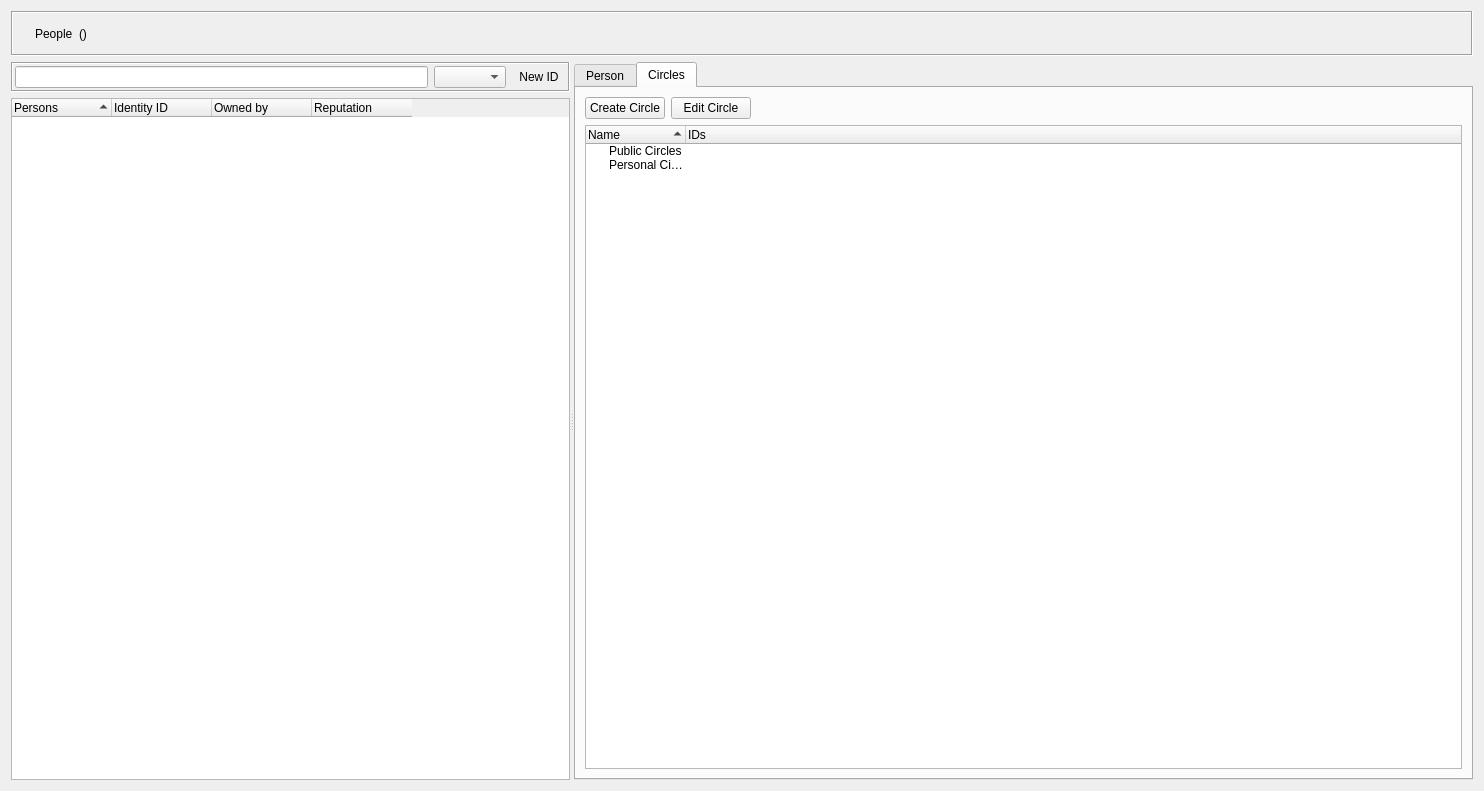
The window that retroshare-gui/src/gui/Identity/IdDialog.ui (RetroShare/RetroShare) describes before a commit, drawn with Qt 5.
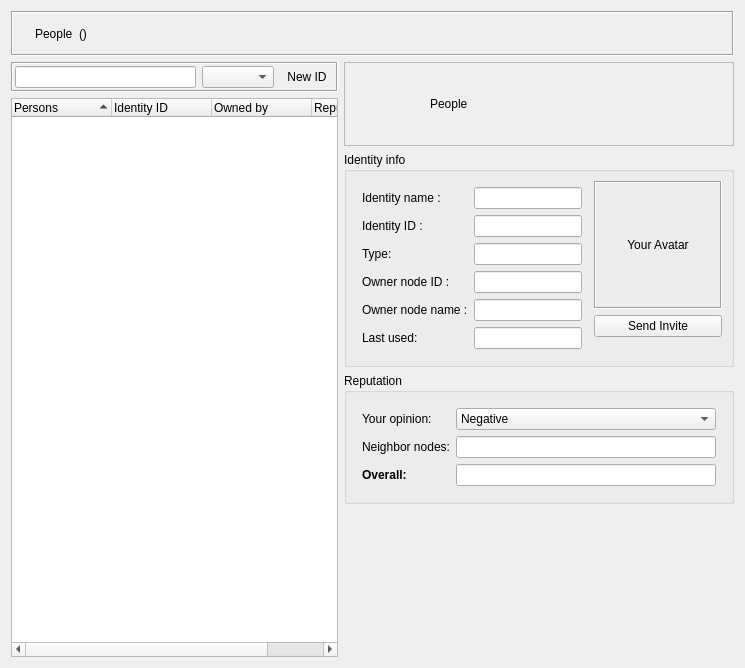
The same window after the commit. The open tabs and pages were chosen to show the change. Icons and pictures are not drawn. Custom widgets are drawn as their Qt base class.

Commit message: removed circles tab from IdDialog. Came from a difficult manual merging between dos and unix encoded files

What changed in the file:
```diff
--- a/retroshare-gui/src/gui/Identity/IdDialog.ui
+++ b/retroshare-gui/src/gui/Identity/IdDialog.ui
@@ -6,8 +6,8 @@
    <rect>
     <x>0</x>
     <y>0</y>
-    <width>1484</width>
-    <height>791</height>
+    <width>745</width>
+    <height>668</height>
    </rect>
   </property>
   <property name="sizePolicy">
@@ -108,6 +108,8 @@
     </widget>
    </item>
    <item>
+    <layout class="QHBoxLayout" name="horizontalLayout_3">
+     <item>
     <widget class="QSplitter" name="splitter">
      <property name="orientation">
       <enum>Qt::Horizontal</enum>
@@ -226,15 +228,8 @@
        </item>
       </layout>
      </widget>
-     <widget class="QTabWidget" name="tabWidget1">
-      <property name="currentIndex">
-       <number>0</number>
-      </property>
-      <widget class="QWidget" name="tab_2">
-       <attribute name="title">
-        <string>Person</string>
-       </attribute>
-       <layout class="QVBoxLayout" name="verticalLayout">
+      </widget>
+     </item>
         <item>
          <layout class="QVBoxLayout" name="verticalLayout_4">
           <item>
@@ -589,77 +584,6 @@
          </layout>
         </item>
        </layout>
-      </widget>
-      <widget class="QWidget" name="tab">
-       <attribute name="title">
-        <string>Circles</string>
-       </attribute>
-       <layout class="QGridLayout" name="gridLayout_5">
-        <item row="0" column="0">
-         <layout class="QHBoxLayout" name="horizontalLayout_7">
-          <item>
-           <widget class="QPushButton" name="pushButton_extCircle">
-            <property name="text">
-             <string>Create Circle</string>
-            </property>
-           </widget>
-          </item>
-          <item>
-           <widget class="QPushButton" name="pushButton_editCircle">
-            <property name="text">
-             <string>Edit Circle</string>
-            </property>
-           </widget>
-          </item>
-          <item>
-           <spacer name="horizontalSpacer">
-            <property name="orientation">
-             <enum>Qt::Horizontal</enum>
-            </property>
-            <property name="sizeHint" stdset="0">
-             <size>
-              <width>40</width>
-              <height>20</height>
-             </size>
-            </property>
-           </spacer>
-          </item>
-         </layout>
-        </item>
-        <item row="1" column="0">
-         <widget class="QTreeWidget" name="treeWidget_membership">
-          <property name="contextMenuPolicy">
-           <enum>Qt::CustomContextMenu</enum>
-          </property>
-          <property name="sortingEnabled">
-           <bool>true</bool>
-          </property>
-          <column>
-           <property name="text">
-            <string>Name</string>
-           </property>
-          </column>
-          <column>
-           <property name="text">
-            <string>IDs</string>
-           </property>
-          </column>
-          <item>
-           <property name="text">
-            <string>Public Circles</string>
-           </property>
-          </item>
-          <item>
-           <property name="text">
-            <string>Personal Circles</string>
-           </property>
-          </item>
-         </widget>
-        </item>
-       </layout>
-      </widget>
-     </widget>
-    </widget>
    </item>
   </layout>
   <action name="editIdentity">
```
Left out of the diff: 2 changed lines with no effect on the pictures. Lines whose indentation alone changed are shown as unchanged.
